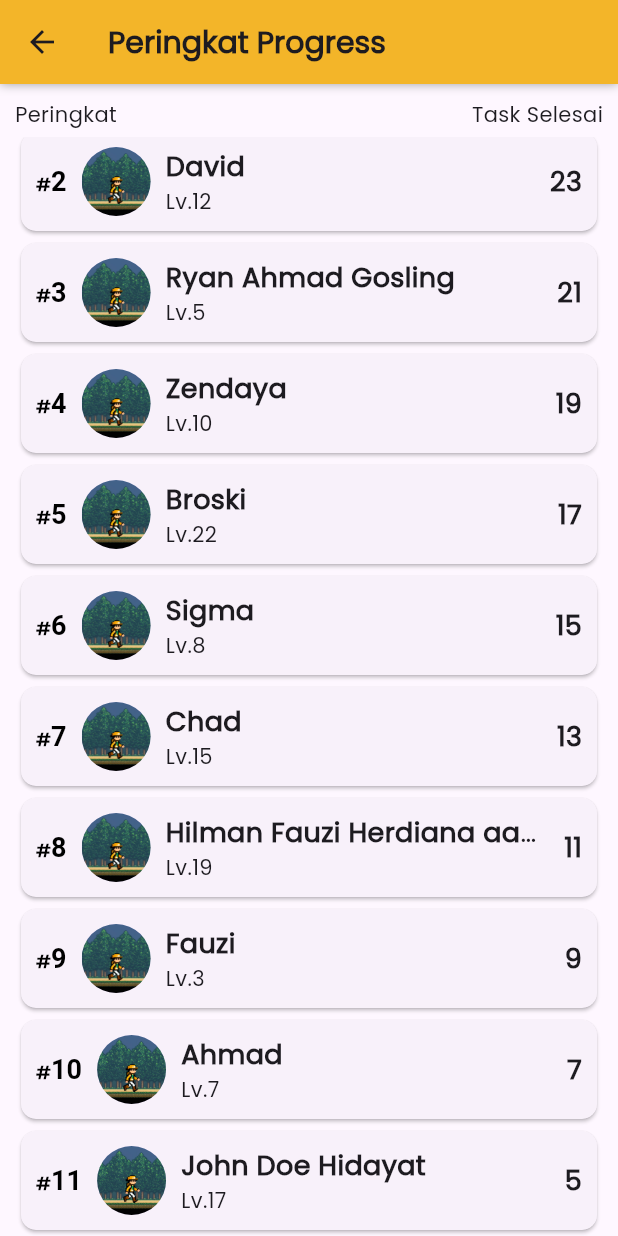
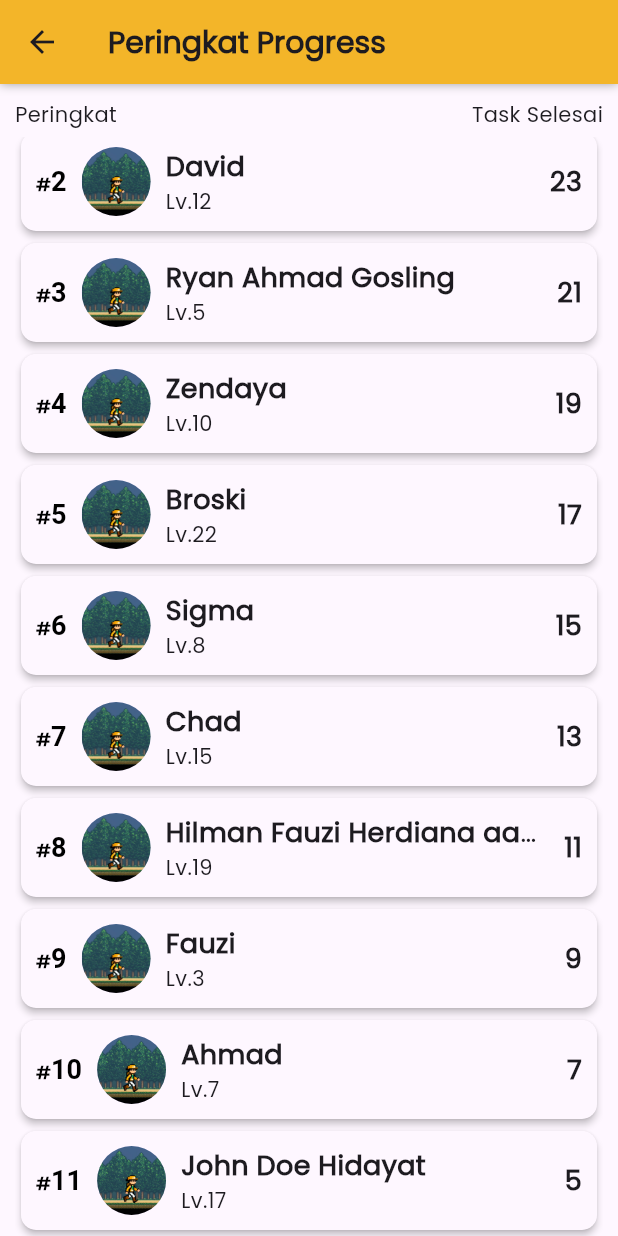
Before and after one commit to hlmnn/employee-monitoring-app, a Flutter app: the LeaderboardPage screen opened directly, scrolled down 81 dp, on a phone screen of 412 x 824 dp. Run offline on Flutter 3.47's test engine with Material 3 defaults, Android fonts, the phone set to English and light mode, and no system bars; our stand-ins replace another_flushbar, dropdown_button2.

Commit message:
style(card): changed card color and elevation

```diff
--- a/lib/component/em_card/em_card.dart
+++ b/lib/component/em_card/em_card.dart
@@ -74,7 +74,8 @@ class EmCard extends StatelessWidget {
   @override
   Widget build(BuildContext context) {
     return Card(
-      elevation: 1,
+      elevation: 2,
+      color: const Color(0xffFEF7FF),
       shape: RoundedRectangleBorder(
         borderRadius: BorderRadius.circular(10),
       ),
@@ -407,11 +408,9 @@ class EmCard extends StatelessWidget {
                   child: Text('Ini card'),
                 ),
               );
-
           }
         },
       ),
     );
   }
-
 }
```
